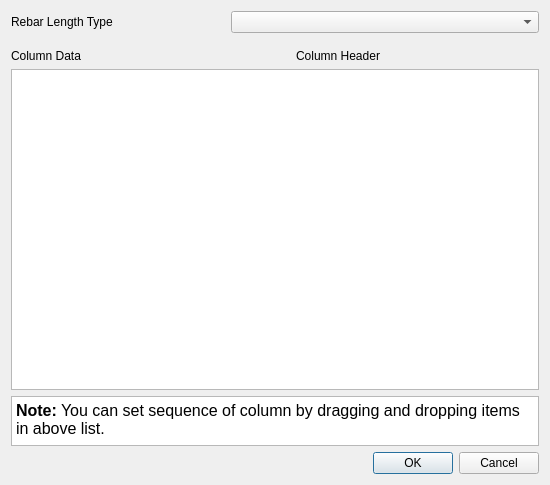
This is BillOfMaterial/MainBillOfMaterial.ui in amrit3701/FreeCAD-Reinforcement as Qt 5 draws it before an edit. The edited form follows.
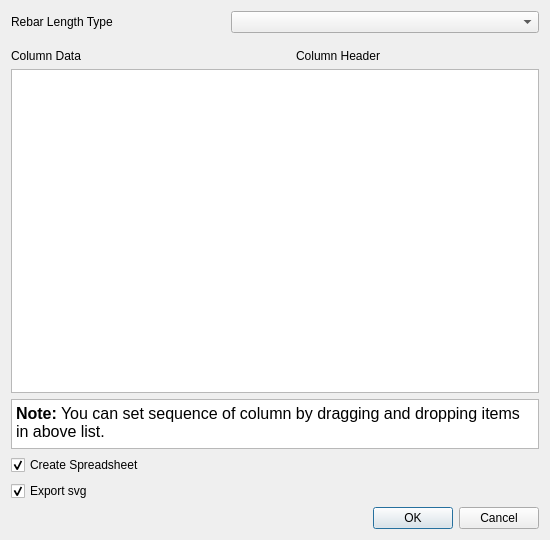
This is the edited form. Custom widgets are drawn as their Qt base class.

Commit message: Implement ui to save svg file

Patch:
```diff
--- a/BillOfMaterial/MainBillOfMaterial.ui
+++ b/BillOfMaterial/MainBillOfMaterial.ui
@@ -7,7 +7,7 @@
     <x>0</x>
     <y>0</y>
     <width>550</width>
-    <height>485</height>
+    <height>540</height>
    </rect>
   </property>
   <property name="windowTitle">
@@ -131,6 +131,26 @@
      </property>
     </widget>
    </item>
+   <item>
+    <widget class="Gui::PrefCheckBox" name="createSpreadsheet">
+     <property name="text">
+      <string>Create Spreadsheet</string>
+     </property>
+     <property name="checked">
+      <bool>true</bool>
+     </property>
+    </widget>
+   </item>
+   <item>
+    <widget class="Gui::PrefCheckBox" name="exportSVG">
+     <property name="text">
+      <string>Export svg</string>
+     </property>
+     <property name="checked">
+      <bool>true</bool>
+     </property>
+    </widget>
+   </item>
    <item>
     <widget class="QDialogButtonBox" name="buttonBox">
      <property name="orientation">
@@ -144,6 +164,11 @@
   </layout>
  </widget>
  <customwidgets>
+  <customwidget>
+   <class>Gui::PrefCheckBox</class>
+   <extends>QCheckBox</extends>
+   <header>Gui/PrefWidgets.h</header>
+  </customwidget>
   <customwidget>
    <class>Gui::PrefComboBox</class>
    <extends>QComboBox</extends>
```
The commit also changes 2 other files.
